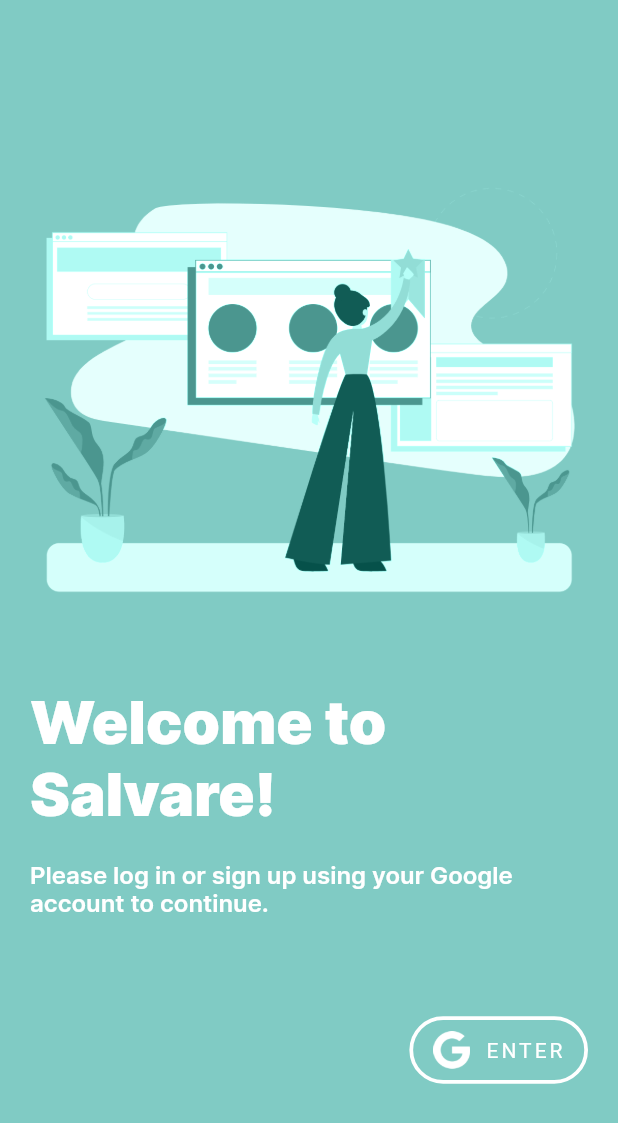
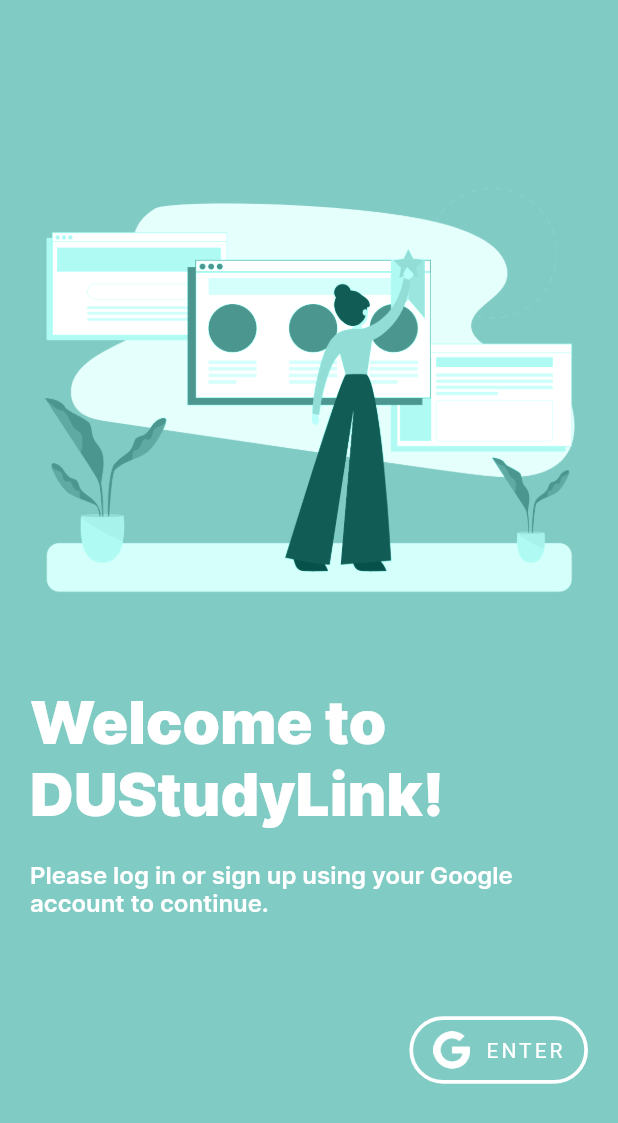
Before and after one commit to jahirsadik/du-studylink, a Flutter app: the screen it shows after launch, on a phone screen of 412 x 824 dp. Shown: the top 1123 px of the screen. Run offline on Flutter 3.47's test engine with Material 2 defaults, Android fonts, the light colour scheme and no system bars; our stand-ins replace cached_network_image, cloud_firestore, dropdown_search, firebase_auth, firebase_core, flutter_feather_icons and 9 more; missing offline and left inert: flutter_material_color_picker, metadata_fetch, patterns_canvas, switcher_button; accounts and stored records are empty.

Commit message:
Misc changes

```diff
--- a/lib/database/firestore_db.dart
+++ b/lib/database/firestore_db.dart
@@ -602,6 +602,9 @@ class FireStoreDB {
             userCount++;
           }
         }
+        if (userCount == 0) {
+          return 0;
+        }
         return newRating / userCount;
       } else {
         debugPrint(
--- a/lib/main.dart
+++ b/lib/main.dart
@@ -33,7 +33,7 @@ class Salvare extends StatelessWidget {
         valueListenable: notifier,
         builder: (_, theme, __) {
           return MaterialApp(
-            title: 'Salvare',
+            title: 'DUStudyLink',
             theme: theme,
             darkTheme: DynamicColorTheme.getInstance().darkTheme(),
             themeMode: ThemeMode.light,
--- a/lib/view/screen/sign_in_screen.dart
+++ b/lib/view/screen/sign_in_screen.dart
@@ -82,7 +82,7 @@ Widget loginScreen(BuildContext context) {
             children: [
               const SizedBox(height: 50),
               Text(
-                'Welcome to Salvare!',
+                'Welcome to DUStudyLink!',
                 style: Theme.of(context).textTheme.headline2!.apply(
                       color: Colors.white,
                       fontSizeFactor: MediaQuery.of(context).size.width / 1200,
@@ -120,7 +120,7 @@ Widget loginScreen(BuildContext context) {
           ),
           const SizedBox(height: 20),
           Text(
-            'Welcome to Salvare!',
+            'Welcome to DUStudyLink!',
             style: Theme.of(context)
                 .textTheme
                 .headline2!
```
Also changed, not shown: lib/view/component/resource_card.dart (+36 -32 lines), 2 other files.
